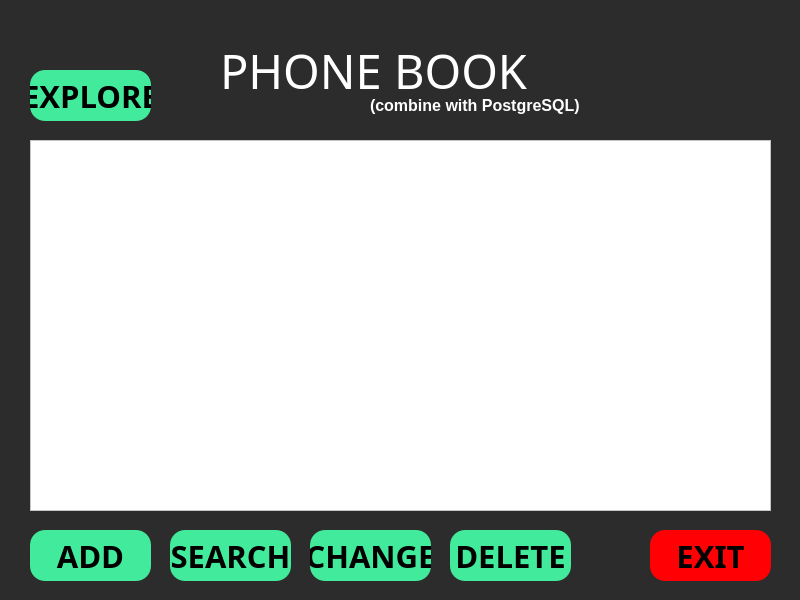
First picture: the form in sem8/telephone_book_gui/phoneBookWindow.ui, repository nzzima/Python_learningGB, before the edit.
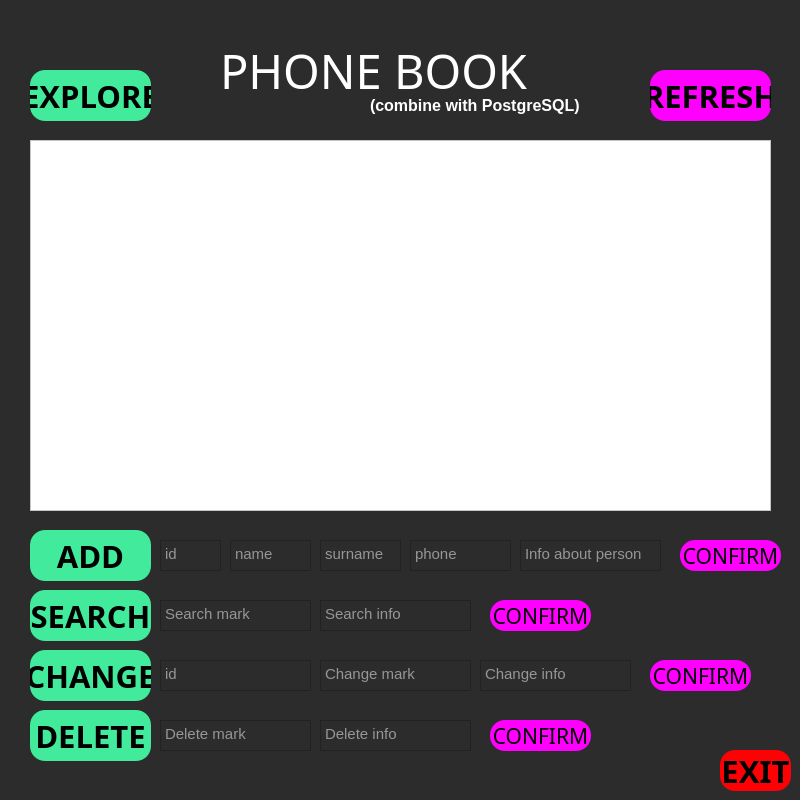
Second picture: the form after the edit.

Commit message: FINISHED telephone_book_gui combined with PostgreSQL database

The edit to the form file:
```diff
--- a/sem8/telephone_book_gui/phoneBookWindow.ui
+++ b/sem8/telephone_book_gui/phoneBookWindow.ui
@@ -7,9 +7,14 @@
     <x>0</x>
     <y>0</y>
     <width>800</width>
-    <height>600</height>
+    <height>800</height>
    </rect>
   </property>
+  <property name="font">
+   <font>
+    <pointsize>11</pointsize>
+   </font>
+  </property>
   <property name="windowTitle">
    <string>Dialog</string>
   </property>
@@ -102,8 +107,8 @@
   <widget class="QPushButton" name="change_button">
    <property name="geometry">
     <rect>
-     <x>310</x>
-     <y>530</y>
+     <x>30</x>
+     <y>650</y>
      <width>121</width>
      <height>51</height>
     </rect>
@@ -126,8 +131,8 @@
   <widget class="QPushButton" name="search_button">
    <property name="geometry">
     <rect>
-     <x>170</x>
-     <y>530</y>
+     <x>30</x>
+     <y>590</y>
      <width>121</width>
      <height>51</height>
     </rect>
@@ -150,8 +155,8 @@
   <widget class="QPushButton" name="delete_button">
    <property name="geometry">
     <rect>
-     <x>450</x>
-     <y>530</y>
+     <x>30</x>
+     <y>710</y>
      <width>121</width>
      <height>51</height>
     </rect>
@@ -174,10 +179,10 @@
   <widget class="QPushButton" name="exit_button">
    <property name="geometry">
     <rect>
-     <x>650</x>
-     <y>530</y>
-     <width>121</width>
-     <height>51</height>
+     <x>720</x>
+     <y>750</y>
+     <width>71</width>
+     <height>41</height>
     </rect>
    </property>
    <property name="font">
@@ -219,6 +224,390 @@
     <string>EXPLORE</string>
    </property>
   </widget>
+  <widget class="QPushButton" name="refresh_button">
+   <property name="geometry">
+    <rect>
+     <x>650</x>
+     <y>70</y>
+     <width>121</width>
+     <height>51</height>
+    </rect>
+   </property>
+   <property name="font">
+    <font>
+     <family>Bahnschrift Condensed</family>
+     <pointsize>23</pointsize>
+     <bold>true</bold>
+    </font>
+   </property>
+   <property name="styleSheet">
+    <string notr="true">background-color: rgb(255, 0, 255);
+border-radius: 15px;</string>
+   </property>
+   <property name="text">
+    <string>REFRESH</string>
+   </property>
+  </widget>
+  <widget class="QTextEdit" name="id">
+   <property name="geometry">
+    <rect>
+     <x>160</x>
+     <y>540</y>
+     <width>61</width>
+     <height>31</height>
+    </rect>
+   </property>
+   <property name="font">
+    <font>
+     <family>Arial</family>
+     <pointsize>11</pointsize>
+    </font>
+   </property>
+   <property name="styleSheet">
+    <string notr="true">color: rgb(255, 255, 255);</string>
+   </property>
+   <property name="placeholderText">
+    <string>id</string>
+   </property>
+  </widget>
+  <widget class="QTextEdit" name="name">
+   <property name="geometry">
+    <rect>
+     <x>230</x>
+     <y>540</y>
+     <width>81</width>
+     <height>31</height>
+    </rect>
+   </property>
+   <property name="font">
+    <font>
+     <family>Arial</family>
+     <pointsize>11</pointsize>
+    </font>
+   </property>
+   <property name="styleSheet">
+    <string notr="true">color: rgb(255, 255, 255);</string>
+   </property>
+   <property name="placeholderText">
+    <string>name</string>
+   </property>
+  </widget>
+  <widget class="QTextEdit" name="surname">
+   <property name="geometry">
+    <rect>
+     <x>320</x>
+     <y>540</y>
+     <width>81</width>
+     <height>31</height>
+    </rect>
+   </property>
+   <property name="font">
+    <font>
+     <family>Arial</family>
+     <pointsize>11</pointsize>
+    </font>
+   </property>
+   <property name="styleSheet">
+    <string notr="true">color: rgb(255, 255, 255);</string>
+   </property>
+   <property name="placeholderText">
+    <string>surname</string>
+   </property>
+  </widget>
+  <widget class="QTextEdit" name="phone">
+   <property name="geometry">
+    <rect>
+     <x>410</x>
+     <y>540</y>
+     <width>101</width>
+     <height>31</height>
+    </rect>
+   </property>
+   <property name="font">
+    <font>
+     <family>Arial</family>
+     <pointsize>11</pointsize>
+    </font>
+   </property>
+   <property name="styleSheet">
+    <string notr="true">color: rgb(255, 255, 255);</string>
+   </property>
+   <property name="placeholderText">
+    <string>phone</string>
+   </property>
+  </widget>
+  <widget class="QTextEdit" name="about">
+   <property name="geometry">
+    <rect>
+     <x>520</x>
+     <y>540</y>
+     <width>141</width>
+     <height>31</height>
+    </rect>
+   </property>
+   <property name="font">
+    <font>
+     <family>Arial</family>
+     <pointsize>11</pointsize>
+    </font>
+   </property>
+   <property name="styleSheet">
+    <string notr="true">color: rgb(255, 255, 255);</string>
+   </property>
+   <property name="placeholderText">
+    <string>Info about person</string>
+   </property>
+  </widget>
+  <widget class="QPushButton" name="confirm_add_button">
+   <property name="geometry">
+    <rect>
+     <x>680</x>
+     <y>540</y>
+     <width>101</width>
+     <height>31</height>
+    </rect>
+   </property>
+   <property name="font">
+    <font>
+     <family>Bahnschrift Condensed</family>
+     <pointsize>16</pointsize>
+     <bold>false</bold>
+    </font>
+   </property>
+   <property name="styleSheet">
+    <string notr="true">background-color: rgb(255, 0, 255);
+border-radius: 15px;</string>
+   </property>
+   <property name="text">
+    <string>CONFIRM</string>
+   </property>
+  </widget>
+  <widget class="QTextEdit" name="search_tag">
+   <property name="geometry">
+    <rect>
+     <x>160</x>
+     <y>600</y>
+     <width>151</width>
+     <height>31</height>
+    </rect>
+   </property>
+   <property name="font">
+    <font>
+     <family>Arial</family>
+     <pointsize>11</pointsize>
+    </font>
+   </property>
+   <property name="styleSheet">
+    <string notr="true">color: rgb(255, 255, 255);</string>
+   </property>
+   <property name="placeholderText">
+    <string>Search mark</string>
+   </property>
+  </widget>
+  <widget class="QTextEdit" name="search_info">
+   <property name="geometry">
+    <rect>
+     <x>320</x>
+     <y>600</y>
+     <width>151</width>
+     <height>31</height>
+    </rect>
+   </property>
+   <property name="font">
+    <font>
+     <family>Arial</family>
+     <pointsize>11</pointsize>
+    </font>
+   </property>
+   <property name="styleSheet">
+    <string notr="true">color: rgb(255, 255, 255);</string>
+   </property>
+   <property name="placeholderText">
+    <string>Search info</string>
+   </property>
+  </widget>
+  <widget class="QPushButton" name="confirm_search_button">
+   <property name="geometry">
+    <rect>
+     <x>490</x>
+     <y>600</y>
+     <width>101</width>
+     <height>31</height>
+    </rect>
+   </property>
+   <property name="font">
+    <font>
+     <family>Bahnschrift Condensed</family>
+     <pointsize>16</pointsize>
+     <bold>false</bold>
+    </font>
+   </property>
+   <property name="styleSheet">
+    <string notr="true">background-color: rgb(255, 0, 255);
+border-radius: 15px;</string>
+   </property>
+   <property name="text">
+    <string>CONFIRM</string>
+   </property>
+  </widget>
+  <widget class="QTextEdit" name="delete_tag">
+   <property name="geometry">
+    <rect>
+     <x>160</x>
+     <y>720</y>
+     <width>151</width>
+     <height>31</height>
+    </rect>
+   </property>
+   <property name="font">
+    <font>
+     <family>Arial</family>
+     <pointsize>11</pointsize>
+    </font>
+   </property>
+   <property name="styleSheet">
+    <string notr="true">color: rgb(255, 255, 255);</string>
+   </property>
+   <property name="placeholderText">
+    <string>Delete mark</string>
+   </property>
+  </widget>
+  <widget class="QTextEdit" name="delete_info">
+   <property name="geometry">
+    <rect>
+     <x>320</x>
+     <y>720</y>
+     <width>151</width>
+     <height>31</height>
+    </rect>
+   </property>
+   <property name="font">
+    <font>
+     <family>Arial</family>
+     <pointsize>11</pointsize>
+    </font>
+   </property>
+   <property name="styleSheet">
+    <string notr="true">color: rgb(255, 255, 255);</string>
+   </property>
+   <property name="placeholderText">
+    <string>Delete info</string>
+   </property>
+  </widget>
+  <widget class="QPushButton" name="confirm_delete_button">
+   <property name="geometry">
+    <rect>
+     <x>490</x>
+     <y>720</y>
+     <width>101</width>
+     <height>31</height>
+    </rect>
+   </property>
+   <property name="font">
+    <font>
+     <family>Bahnschrift Condensed</family>
+     <pointsize>16</pointsize>
+     <bold>false</bold>
+    </font>
+   </property>
+   <property name="styleSheet">
+    <string notr="true">background-color: rgb(255, 0, 255);
+border-radius: 15px;</string>
+   </property>
+   <property name="text">
+    <string>CONFIRM</string>
+   </property>
+  </widget>
+  <widget class="QTextEdit" name="change_tag">
+   <property name="geometry">
+    <rect>
+     <x>320</x>
+     <y>660</y>
+     <width>151</width>
+     <height>31</height>
+    </rect>
+   </property>
+   <property name="font">
+    <font>
+     <family>Arial</family>
+     <pointsize>11</pointsize>
+    </font>
+   </property>
+   <property name="styleSheet">
+    <string notr="true">color: rgb(255, 255, 255);</string>
+   </property>
+   <property name="placeholderText">
+    <string>Change mark</string>
+   </property>
+  </widget>
+  <widget class="QTextEdit" name="change_info">
+   <property name="geometry">
+    <rect>
+     <x>480</x>
+     <y>660</y>
+     <width>151</width>
+     <height>31</height>
+    </rect>
+   </property>
+   <property name="font">
+    <font>
+     <family>Arial</family>
+     <pointsize>11</pointsize>
+    </font>
+   </property>
+   <property name="styleSheet">
+    <string notr="true">color: rgb(255, 255, 255);</string>
+   </property>
+   <property name="placeholderText">
+    <string>Change info</string>
+   </property>
+  </widget>
+  <widget class="QPushButton" name="confirm_change_button">
+   <property name="geometry">
+    <rect>
+     <x>650</x>
+     <y>660</y>
+     <width>101</width>
+     <height>31</height>
+    </rect>
+   </property>
+   <property name="font">
+    <font>
+     <family>Bahnschrift Condensed</family>
+     <pointsize>16</pointsize>
+     <bold>false</bold>
+    </font>
+   </property>
+   <property name="styleSheet">
+    <string notr="true">background-color: rgb(255, 0, 255);
+border-radius: 15px;</string>
+   </property>
+   <property name="text">
+    <string>CONFIRM</string>
+   </property>
+  </widget>
+  <widget class="QTextEdit" name="change_id_person">
+   <property name="geometry">
+    <rect>
+     <x>160</x>
+     <y>660</y>
+     <width>151</width>
+     <height>31</height>
+    </rect>
+   </property>
+   <property name="font">
+    <font>
+     <family>Arial</family>
+     <pointsize>11</pointsize>
+    </font>
+   </property>
+   <property name="styleSheet">
+    <string notr="true">color: rgb(255, 255, 255);</string>
+   </property>
+   <property name="placeholderText">
+    <string>id</string>
+   </property>
+  </widget>
  </widget>
  <resources/>
  <connections/>
```
The commit also changes 1 other file.
